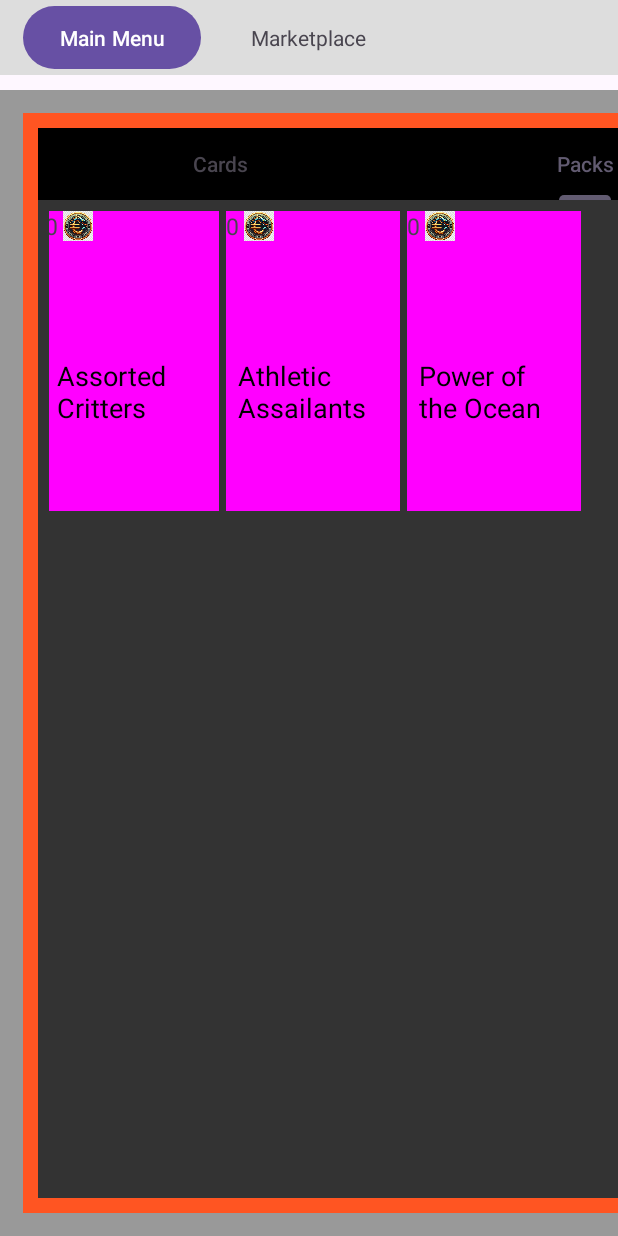
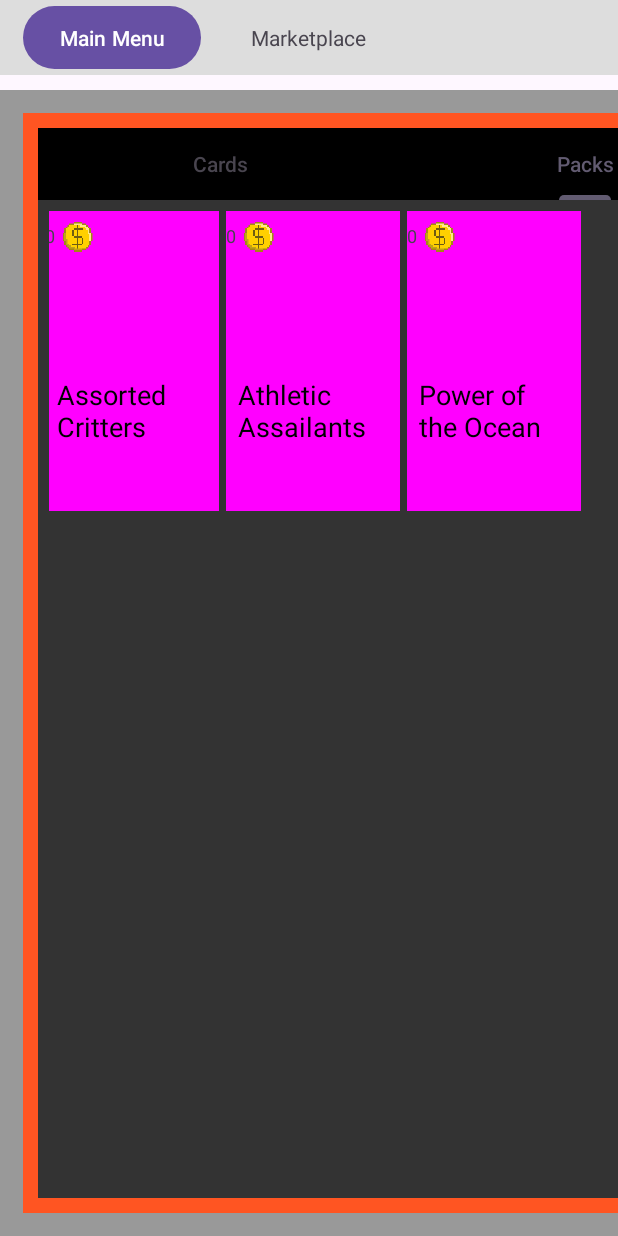
Before and after one commit to InternetEnemies/CombatCritters, an Android app: the MarketplaceFragment screen opened directly, with no data from a screen before it, tab 2 chosen, on a phone screen of 412 x 824 dp. Run offline under Robolectric (Android 15) with nearby library versions, the phone set to English and light mode, and no system bars; Roboto replaces fonts that are not available here.

Commit message:
Change currency symbol

```diff
--- a/app/src/main/java/com/internetEnemies/combatCritters/presentation/renderable/CurrencyRenderer.java
+++ b/app/src/main/java/com/internetEnemies/combatCritters/presentation/renderable/CurrencyRenderer.java
@@ -43,7 +43,7 @@ public class CurrencyRenderer extends ItemRenderer<Currency>{
         ImageView currencySymbolImageView = currencyView.findViewById(R.id.currencySymbolImageView);
 
         currencyTextView.setText(String.valueOf(currency.getAmount()));
-        currencyTextView.setTextSize(width/2);
+        currencyTextView.setTextSize(width/4);
 
         // Adjust ImageView size
         LinearLayout.LayoutParams params = new LinearLayout.LayoutParams(this.width, this.height);
--- a/app/src/main/java/com/internetEnemies/combatCritters/presentation/renderable/TransactionRenderer.java
+++ b/app/src/main/java/com/internetEnemies/combatCritters/presentation/renderable/TransactionRenderer.java
@@ -50,8 +50,8 @@ public class TransactionRenderer extends ItemRenderer<MarketTransaction>{
         LinearLayout currencyContainer = container.findViewById(R.id.currency_container);
 
         CurrencyRenderer currencyRenderer = new CurrencyRenderer(cost, getContext());
-        currencyRenderer.setWidth(30);
-        currencyRenderer.setHeight(30);
+        currencyRenderer.setWidth(50);
+        currencyRenderer.setHeight(50);
         View currencyView = currencyRenderer.getView(null, parent); // parent is your ViewGroup
 
         currencyContainer.removeAllViews(); // Clear any existing views
--- a/app/src/main/res/layout/currency.xml
+++ b/app/src/main/res/layout/currency.xml
@@ -2,14 +2,16 @@
     android:layout_width="wrap_content"
     android:layout_height="wrap_content"
     android:orientation="horizontal"
-    android:gravity="center_vertical">
+    android:gravity="center_vertical"
+    android:layout_margin="2dp">
 
     <TextView
         android:id="@+id/currencyTextView"
         android:layout_width="wrap_content"
         android:layout_height="wrap_content"
-        android:layout_marginEnd="4dp"
-        android:textSize="12sp" />
+        android:layout_marginEnd="0dp"
+        android:textSize="12sp"
+        />
 
     <ImageView
         android:id="@+id/currencySymbolImageView"
```
Also changed, not shown: app/src/main/res/drawable/currency_symbol.png.
